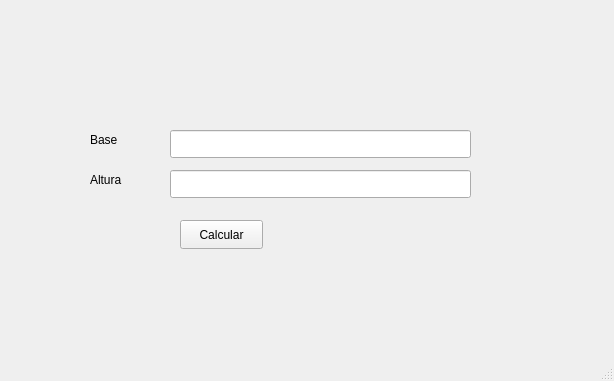
First picture: the form in Unidad 1/E_01_AreaRectangulo.ui, repository badillovictor/PIP_2024_1_VMBG, before the edit.
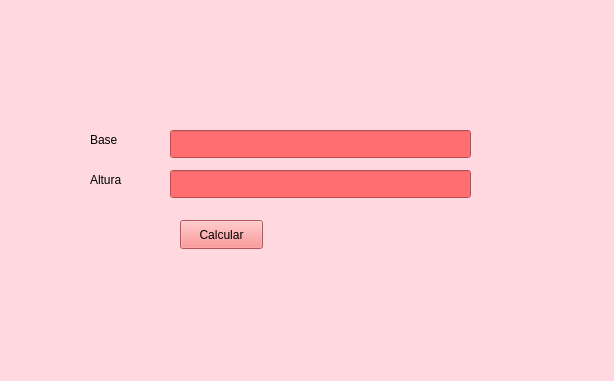
Second picture: the form after the edit.

```diff
--- a/Unidad 1/E_01_AreaRectangulo.ui
+++ b/Unidad 1/E_01_AreaRectangulo.ui
@@ -13,6 +13,9 @@
   <property name="windowTitle">
    <string>MainWindow</string>
   </property>
+  <property name="styleSheet">
+   <string notr="true">background-color: rgb(255, 217, 223);</string>
+  </property>
   <widget class="QWidget" name="centralwidget">
    <widget class="QPushButton" name="btnCalcular">
     <property name="geometry">
@@ -23,6 +26,10 @@
       <height>29</height>
      </rect>
     </property>
+    <property name="styleSheet">
+     <string notr="true">color: rgb(0, 0, 0);
+background-color: rgb(255, 120, 122);</string>
+    </property>
     <property name="text">
      <string>Calcular</string>
     </property>
@@ -36,6 +43,9 @@
       <height>20</height>
      </rect>
     </property>
+    <property name="styleSheet">
+     <string notr="true">color: rgb(0, 0, 0);</string>
+    </property>
     <property name="text">
      <string>Base</string>
     </property>
@@ -49,6 +59,9 @@
       <height>20</height>
      </rect>
     </property>
+    <property name="styleSheet">
+     <string notr="true">color: rgb(0, 0, 0);</string>
+    </property>
     <property name="text">
      <string>Altura</string>
     </property>
@@ -62,6 +75,10 @@
       <height>28</height>
      </rect>
     </property>
+    <property name="styleSheet">
+     <string notr="true">background-color: rgb(255, 111, 113);
+color: rgb(255, 255, 255);</string>
+    </property>
    </widget>
    <widget class="QLineEdit" name="txtAltura">
     <property name="geometry">
@@ -72,6 +89,10 @@
       <height>28</height>
      </rect>
     </property>
+    <property name="styleSheet">
+     <string notr="true">background-color: rgb(255, 111, 113);
+color: rgb(255, 255, 255);</string>
+    </property>
    </widget>
   </widget>
   <widget class="QMenuBar" name="menubar">
```
